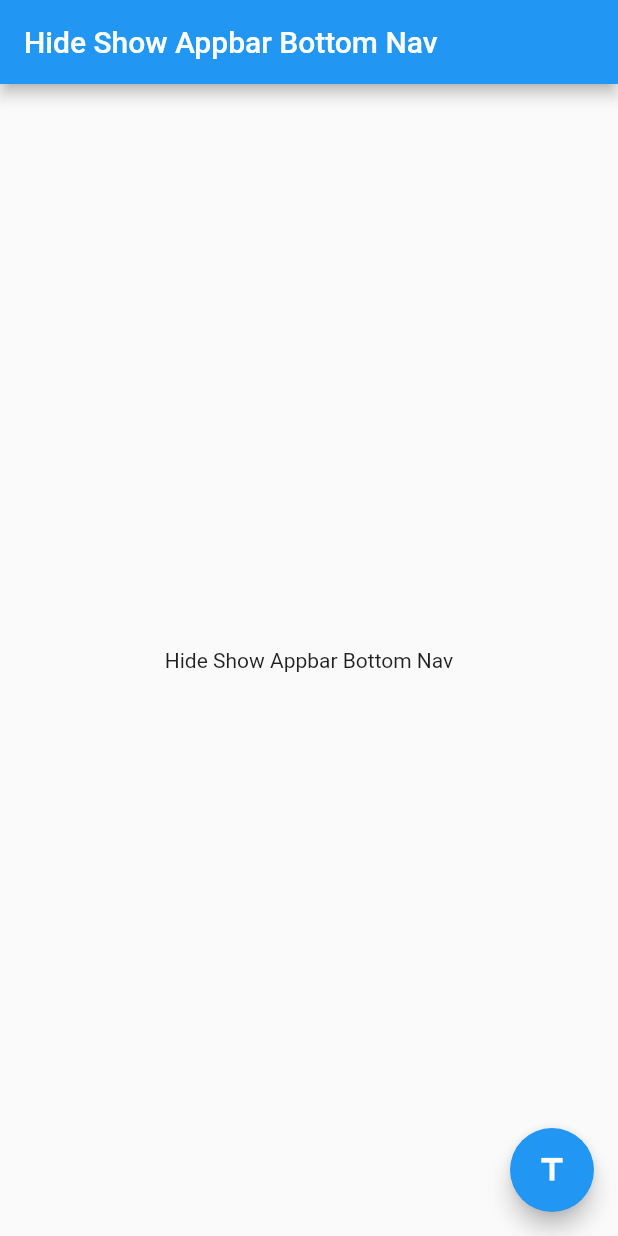
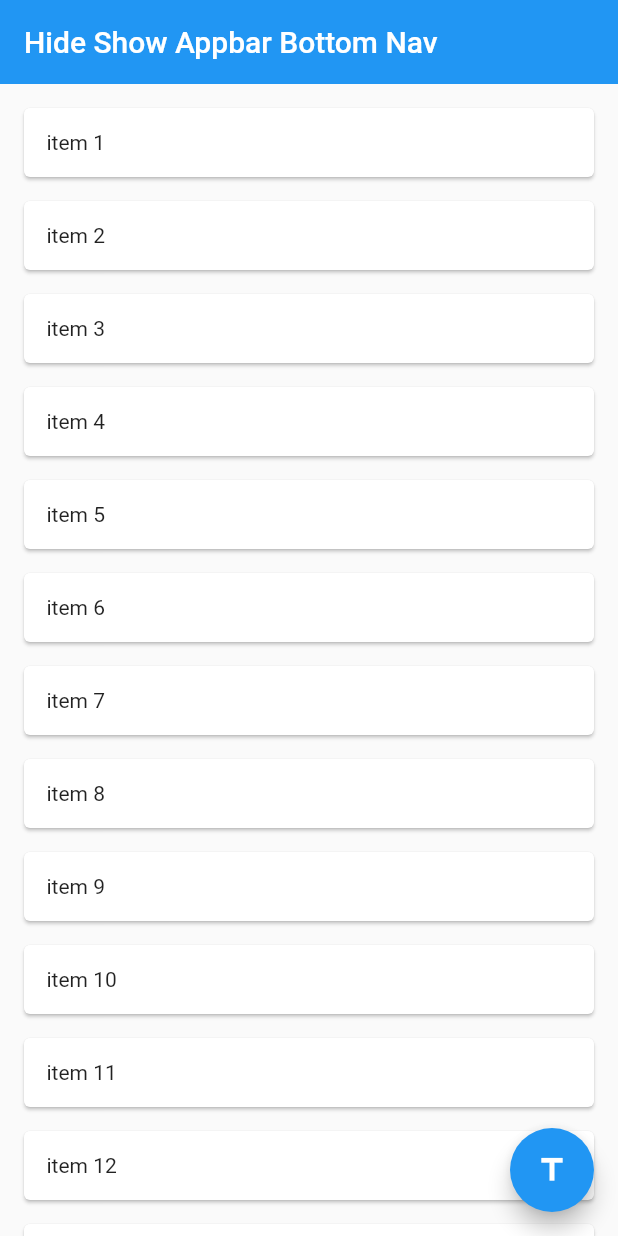
Before and after one commit to MinaSamirCap/Self-Flutter-Hide-Show-App-Bar-Bottom-Nav-Scrolling, a Flutter app: the screen it shows after launch, on a phone screen of 412 x 824 dp. Run offline on Flutter 3.47's test engine with Material 2 defaults, Android fonts, the phone set to English and light mode, and no system bars.

Commit message:
enable app bar to hide and show

```diff
--- a/lib/main.dart
+++ b/lib/main.dart
@@ -32,11 +32,16 @@ class _MyHomePageState extends State<MyHomePage> {
   @override
   Widget build(BuildContext context) {
     return Scaffold(
-      appBar: AppBar(
-        title: Text(title),
-      ),
-      body: Center(
-        child: Text(title),
+      body: NestedScrollView(
+        floatHeaderSlivers: true,
+        headerSliverBuilder: (ctx, innerBoxIsScrolled) => [
+          SliverAppBar(
+            title: Text(title),
+            floating: true,
+            snap: true,
+          ),
+        ],
+        body: _buildListBody(),
       ),
       floatingActionButton: FloatingActionButton(
         onPressed: () {},
@@ -45,4 +50,37 @@ class _MyHomePageState extends State<MyHomePage> {
       ), // This trailing comma makes auto-formatting nicer for build methods.
     );
   }
+
+  Widget _buildListBody() {
+    return ListView.separated(
+        padding: const EdgeInsets.all(12),
+        itemBuilder: (ctx, index) => _buildCard(index),
+        separatorBuilder: (ctx, index) => _buildSeparator(index),
+        itemCount: 60);
+  }
+
+  Widget _buildCard(int index) {
+    return Card(
+        child: Container(
+            padding: const EdgeInsets.all(15),
+            child: Text("item ${index + 1}")));
+  }
+
+  Widget _buildSeparator(int index) {
+    return const SizedBox(height: 8);
+  }
 }
+
+/// main steps
+/// 1- wrap the body of scaffold in a NestedScrollView ...
+/// 2- convert AppBar to SliverAppBar ...
+///
+/// to enable the app bar to float while we are scrolling
+/// 1- in the SliverAppBar we need to set [floating: true]
+/// 2- Also in NestedScrollView we need to set [floatHeaderSlivers: true]
+///
+/// if we want the app bar to snap we need to set [snap: true]
+/// if we need to set snap to true we have to set float to true also ...
+///
+/// if we want the app bar only snip after user leave the touch of the scrolling
+/// in NestedScrollView we need to remove [floatHeaderSlivers: true]
```
